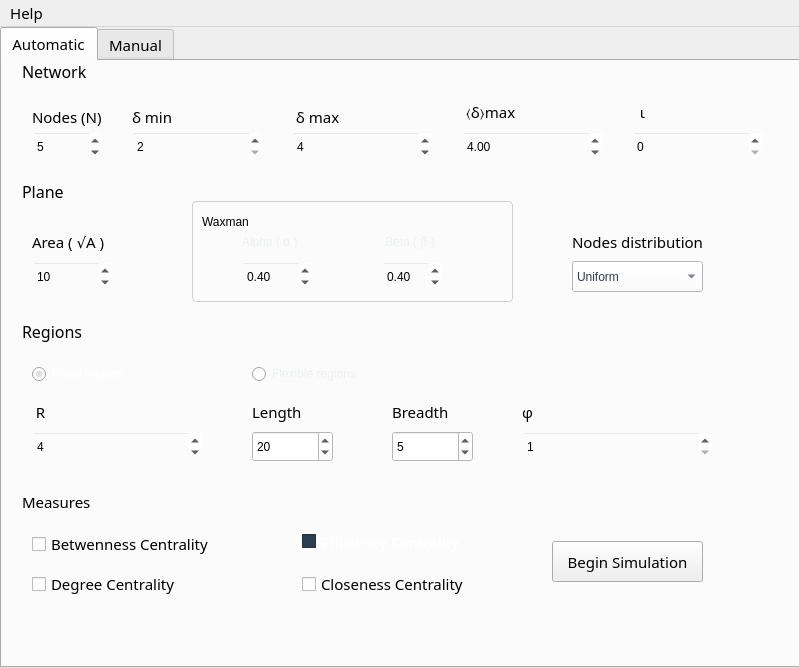
First picture: the form in src/mainwindow.ui, repository ontgen/ontgen, before the edit.
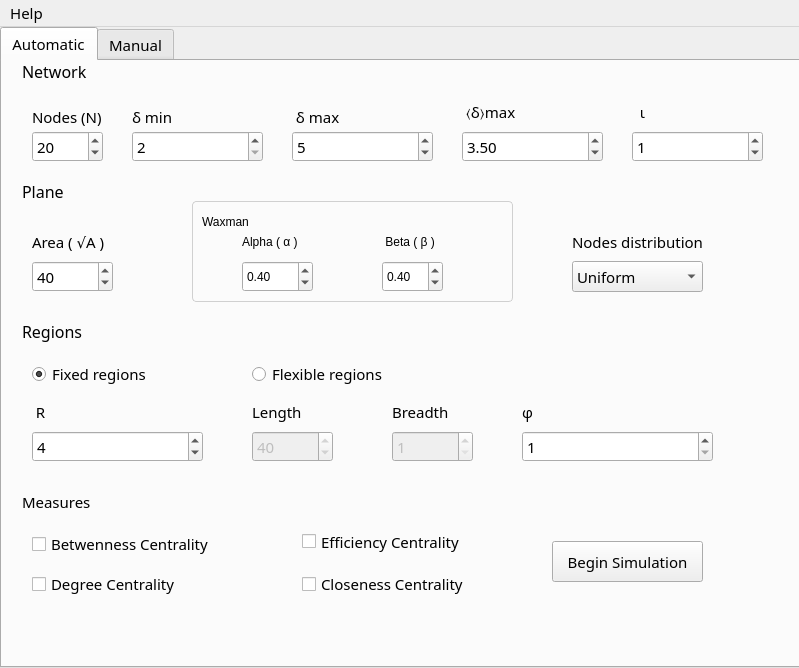
Second picture: the form after the edit.

What changed in the file:
```diff
--- a/src/mainwindow.ui
+++ b/src/mainwindow.ui
@@ -83,8 +83,7 @@
        <string>Number of simulations</string>
       </property>
       <property name="styleSheet">
-       <string notr="true">background-color: rgba(255, 255, 255, 0);
-color:#000;</string>
+       <string notr="true"/>
       </property>
       <property name="minimum">
        <number>1</number>
@@ -135,17 +134,16 @@
        <string>Length of each region</string>
       </property>
       <property name="styleSheet">
-       <string notr="true">background-color: #fff;
-color:#000;</string>
+       <string notr="true"/>
       </property>
       <property name="minimum">
        <number>1</number>
       </property>
       <property name="maximum">
-       <number>99999</number>
+       <number>40000</number>
       </property>
       <property name="value">
-       <number>20</number>
+       <number>40</number>
       </property>
      </widget>
      <widget class="QSpinBox" name="nodes">
@@ -161,19 +159,16 @@
        <string>Number of nodes on the plane</string>
       </property>
       <property name="styleSheet">
-       <string notr="true">color: rgb(0, 0, 0);
-background: rgba(255, 255, 255, 0);
-
-</string>
+       <string notr="true"/>
       </property>
       <property name="minimum">
        <number>3</number>
       </property>
       <property name="maximum">
-       <number>120</number>
+       <number>200</number>
       </property>
       <property name="value">
-       <number>5</number>
+       <number>20</number>
       </property>
      </widget>
      <widget class="QLabel" name="label_12">
@@ -266,21 +261,19 @@
        <string>Network's max average degree</string>
       </property>
       <property name="styleSheet">
-       <string notr="true">background-color: rgba(255, 255, 255, 0);
-color:#000
-</string>
+       <string notr="true"/>
       </property>
       <property name="minimum">
        <double>2.000000000000000</double>
       </property>
       <property name="maximum">
-       <double>199.990000000000009</double>
+       <double>40000.000000000000000</double>
       </property>
       <property name="singleStep">
        <double>0.500000000000000</double>
       </property>
       <property name="value">
-       <double>4.000000000000000</double>
+       <double>3.500000000000000</double>
       </property>
      </widget>
      <widget class="QSpinBox" name="minimumDegree">
@@ -296,8 +289,7 @@
        <string>Node's minimum degree</string>
       </property>
       <property name="styleSheet">
-       <string notr="true">background-color: rgba(255, 255, 255, 0);
-color:#000</string>
+       <string notr="true"/>
       </property>
       <property name="minimum">
        <number>2</number>
@@ -335,8 +327,7 @@
        <string>Number of regions in which will be divided</string>
       </property>
       <property name="styleSheet">
-       <string notr="true">background-color: rgba(255, 255, 255, 0);
-color:#000</string>
+       <string notr="true"/>
       </property>
       <property name="minimum">
        <number>1</number>
@@ -376,204 +367,8 @@
         <height>21</height>
        </rect>
       </property>
-      <property name="palette">
-       <palette>
-        <active>
-         <colorrole role="WindowText">
-          <brush brushstyle="SolidPattern">
-           <color alpha="255">
-            <red>255</red>
-            <green>255</green>
-            <blue>255</blue>
-           </color>
-          </brush>
-         </colorrole>
-         <colorrole role="Button">
-          <brush brushstyle="SolidPattern">
-           <color alpha="255">
-            <red>44</red>
-            <green>62</green>
-            <blue>80</blue>
-           </color>
-          </brush>
-         </colorrole>
-         <colorrole role="Text">
-          <brush brushstyle="SolidPattern">
-           <color alpha="255">
-            <red>255</red>
-            <green>255</green>
-            <blue>255</blue>
-           </color>
-          </brush>
-         </colorrole>
-         <colorrole role="ButtonText">
-          <brush brushstyle="SolidPattern">
-           <color alpha="255">
-            <red>255</red>
-            <green>255</green>
-            <blue>255</blue>
-           </color>
-          </brush>
-         </colorrole>
-         <colorrole role="Base">
-          <brush brushstyle="SolidPattern">
-           <color alpha="255">
-            <red>44</red>
-            <green>62</green>
-            <blue>80</blue>
-           </color>
-          </brush>
-         </colorrole>
-         <colorrole role="Window">
-          <brush brushstyle="SolidPattern">
-           <color alpha="255">
-            <red>44</red>
-            <green>62</green>
-            <blue>80</blue>
-           </color>
-          </brush>
-         </colorrole>
-         <colorrole role="ToolTipText">
-          <brush brushstyle="SolidPattern">
-           <color alpha="255">
-            <red>236</red>
-            <green>240</green>
-            <blue>241</blue>
-           </color>
-          </brush>
-         </colorrole>
-        </active>
-        <inactive>
-         <colorrole role="WindowText">
-          <brush brushstyle="SolidPattern">
-           <color alpha="255">
-            <red>255</red>
-            <green>255</green>
-            <blue>255</blue>
-           </color>
-          </brush>
-         </colorrole>
-         <colorrole role="Button">
-          <brush brushstyle="SolidPattern">
-           <color alpha="255">
-            <red>44</red>
-            <green>62</green>
-            <blue>80</blue>
-           </color>
-          </brush>
-         </colorrole>
-         <colorrole role="Text">
-          <brush brushstyle="SolidPattern">
-           <color alpha="255">
-            <red>255</red>
-            <green>255</green>
-            <blue>255</blue>
-           </color>
-          </brush>
-         </colorrole>
-         <colorrole role="ButtonText">
-          <brush brushstyle="SolidPattern">
-           <color alpha="255">
-            <red>255</red>
-            <green>255</green>
-            <blue>255</blue>
-           </color>
-          </brush>
-         </colorrole>
-         <colorrole role="Base">
-          <brush brushstyle="SolidPattern">
-           <color alpha="255">
-            <red>44</red>
-            <green>62</green>
-            <blue>80</blue>
-           </color>
-          </brush>
-         </colorrole>
-         <colorrole role="Window">
-          <brush brushstyle="SolidPattern">
-           <color alpha="255">
-            <red>44</red>
-            <green>62</green>
-            <blue>80</blue>
-           </color>
-          </brush>
-         </colorrole>
-         <colorrole role="ToolTipText">
-          <brush brushstyle="SolidPattern">
-           <color alpha="255">
-            <red>236</red>
-            <green>240</green>
-            <blue>241</blue>
-           </color>
-          </brush>
-         </colorrole>
-        </inactive>
-        <disabled>
-         <colorrole role="WindowText">
-          <brush brushstyle="SolidPattern">
-           <color alpha="255">
-            <red>255</red>
-            <green>255</green>
-            <blue>255</blue>
-           </color>
-          </brush>
-         </colorrole>
-         <colorrole role="Button">
-          <brush brushstyle="SolidPattern">
-           <color alpha="255">
-            <red>44</red>
-            <green>62</green>
-            <blue>80</blue>
-           </color>
-          </brush>
-         </colorrole>
-         <colorrole role="Text">
-          <brush brushstyle="SolidPattern">
-           <color alpha="255">
-            <red>255</red>
-            <green>255</green>
-            <blue>255</blue>
-           </color>
-          </brush>
-         </colorrole>
-         <colorrole role="ButtonText">
-          <brush brushstyle="SolidPattern">
-           <color alpha="255">
-            <red>255</red>
-            <green>255</green>
-            <blue>255</blue>
-           </color>
-          </brush>
-         </colorrole>
-         <colorrole role="Base">
-          <brush brushstyle="SolidPattern">
-           <color alpha="255">
-            <red>44</red>
-            <green>62</green>
-            <blue>80</blue>
-           </color>
-          </brush>
-         </colorrole>
-         <colorrole role="Window">
-          <brush brushstyle="SolidPattern">
-           <color alpha="255">
-            <red>44</red>
-            <green>62</green>
-            <blue>80</blue>
-           </color>
-          </brush>
-         </colorrole>
-         <colorrole role="ToolTipText">
-          <brush brushstyle="SolidPattern">
-           <color alpha="255">
-            <red>236</red>
-            <green>240</green>
-            <blue>241</blue>
-           </color>
-          </brush>
-         </colorrole>
-        </disabled>
-       </palette>
+      <property name="styleSheet">
+       <string notr="true"/>
       </property>
       <property name="text">
        <string>Efficiency Centrality</string>
@@ -597,7 +392,6 @@
       <property name="styleSheet">
        <string notr="true">QGroupBox {
 	border:1px solid #d0d0d0;
-	color:rgb(236, 240, 241);
 	border-radius:4px;
 	padding:3px;
 }
@@ -618,7 +412,7 @@
         </rect>
        </property>
        <property name="styleSheet">
-        <string notr="true">color:rgb(236, 240, 241)</string>
+        <string notr="true"/>
        </property>
        <property name="text">
         <string>Alpha ( α )</string>
@@ -634,8 +428,7 @@
         </rect>
        </property>
        <property name="styleSheet">
-        <string notr="true">background-color: rgba(255, 255, 255, 0);
-color: #000</string>
+        <string notr="true"/>
        </property>
        <property name="minimum">
         <double>0.010000000000000</double>
@@ -660,7 +453,7 @@
         </rect>
        </property>
        <property name="styleSheet">
-        <string notr="true">color:rgb(236, 240, 241)</string>
+        <string notr="true"/>
        </property>
        <property name="text">
         <string> Beta ( β )</string>
@@ -676,9 +469,7 @@
         </rect>
        </property>
        <property name="styleSheet">
-        <string notr="true">background-color: rgba(255, 255, 255, 0);
-color:#000
-</string>
+        <string notr="true"/>
        </property>
        <property name="minimum">
         <double>0.100000000000000</double>
@@ -749,18 +540,16 @@
        <string>Node's maximum degree</string>
       </property>
       <property name="styleSheet">
-       <string notr="true">background-color: rgba(255, 255, 255, 0);
-color:#000
-</string>
+       <string notr="true"/>
       </property>
       <property name="minimum">
        <number>2</number>
       </property>
       <property name="maximum">
-       <number>999</number>
+       <number>199</number>
       </property>
       <property name="value">
-       <number>4</number>
+       <number>5</number>
       </property>
      </widget>
      <widget class="QLabel" name="label_4">
@@ -792,17 +581,16 @@
        <string>Breadth of each region</string>
       </property>
       <property name="styleSheet">
-       <string notr="true">background-color: #fff;
-color:#000</string>
+       <string notr="true"/>
       </property>
       <property name="minimum">
        <number>1</number>
       </property>
       <property name="maximum">
-       <number>99999</number>
+       <number>40000</number>
       </property>
       <property name="value">
-       <number>5</number>
+       <number>1</number>
       </property>
      </widget>
      <widget class="QPushButton" name="pushButton">
@@ -884,7 +672,7 @@
        <bool>false</bool>
       </property>
       <property name="styleSheet">
-       <string notr="true">color:rgb(236, 240, 241) !important;</string>
+       <string notr="true"/>
       </property>
       <property name="text">
        <string>Flexible regions</string>
@@ -913,11 +701,14 @@
        </rect>
       </property>
       <property name="styleSheet">
-       <string notr="true">color: rgb(255, 255, 255);</string>
+       <string notr="true"/>
       </property>
       <property name="text">
        <string>Fixed regions</string>
       </property>
+      <property name="checkable">
+       <bool>true</bool>
+      </property>
       <property name="checked">
        <bool>true</bool>
       </property>
@@ -935,9 +726,13 @@
        <string>Min distance between two nodes</string>
       </property>
       <property name="styleSheet">
-       <string notr="true">background-color: rgba(255, 255, 255, 0);
-color:#000
-</string>
+       <string notr="true"/>
+      </property>
+      <property name="maximum">
+       <number>10000</number>
+      </property>
+      <property name="value">
+       <number>1</number>
       </property>
      </widget>
      <widget class="QLabel" name="label_16">
@@ -966,8 +761,7 @@
        <string>Nodes distribution on the plane</string>
       </property>
       <property name="styleSheet">
-       <string notr="true">color:#2c3e50;
-background:#fff;</string>
+       <string notr="true"/>
       </property>
       <item>
        <property name="text">
@@ -1015,17 +809,16 @@
        <string>Square root of plane's area</string>
       </property>
       <property name="styleSheet">
-       <string notr="true">background-color: rgba(255, 255, 255, 0);
-color:#000</string>
+       <string notr="true"/>
       </property>
       <property name="minimum">
        <number>6</number>
       </property>
       <property name="maximum">
-       <number>100000</number>
+       <number>40000</number>
       </property>
       <property name="value">
-       <number>10</number>
+       <number>40</number>
       </property>
      </widget>
      <widget class="QLabel" name="label_14">
```
Left out of the diff: 217 changed lines with no effect on the pictures.
